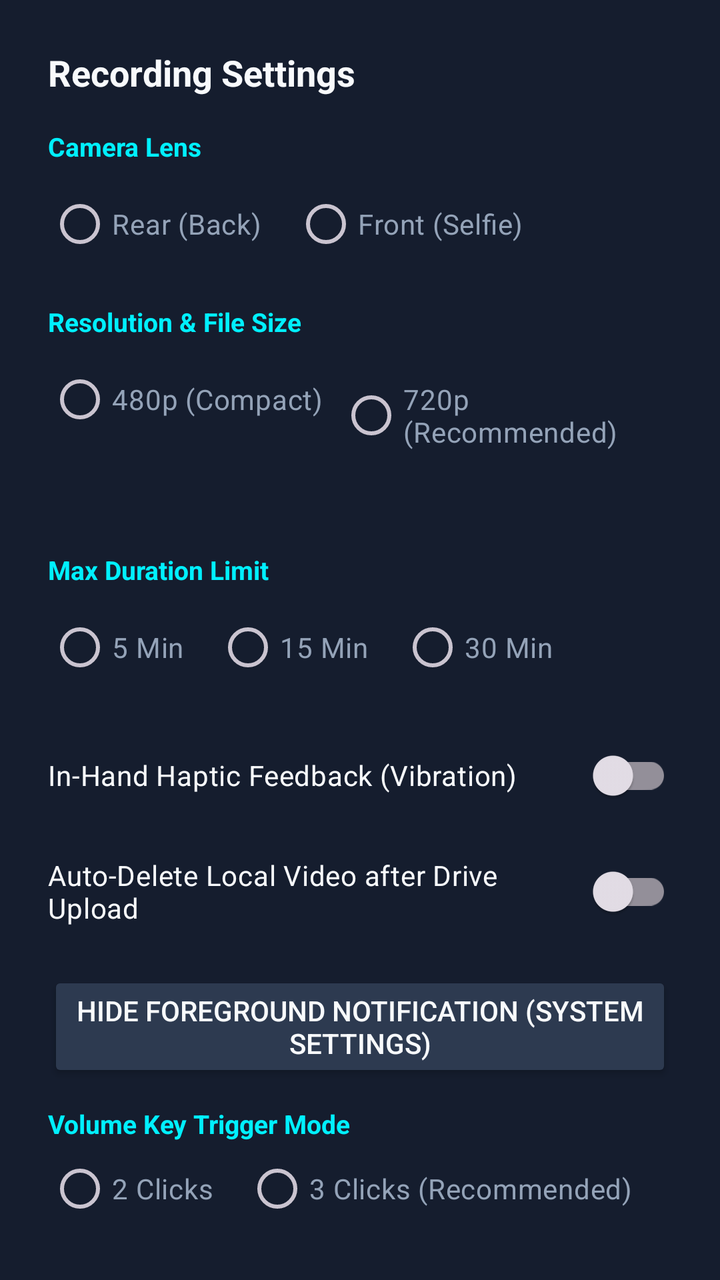
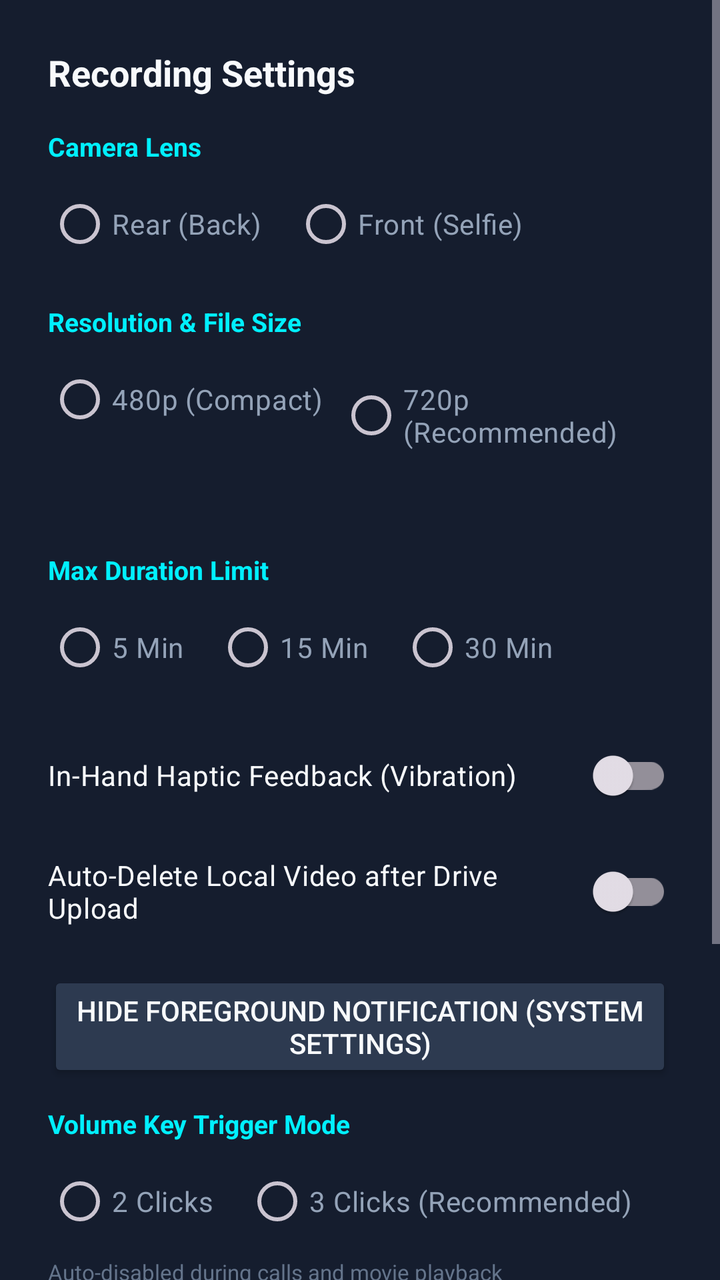

The first picture is an Android layout as it rendered before a commit; the second is the same layout after the commit. The layout source and the unified diff follow.
<!-- AndroidManifest.xml: application theme Theme.ThirdEye -->
<!-- res/layout/dialog_settings.xml -->
<?xml version="1.0" encoding="utf-8"?>
<LinearLayout xmlns:android="http://schemas.android.com/apk/res/android"
    android:layout_width="match_parent"
    android:layout_height="wrap_content"
    android:background="@color/surface_card"
    android:orientation="vertical"
    android:padding="24dp">

    <TextView
        android:layout_width="wrap_content"
        android:layout_height="wrap_content"
        android:text="Recording Settings"
        android:textColor="@color/text_primary"
        android:textSize="18sp"
        android:textStyle="bold"
        android:layout_marginBottom="16dp" />

    
    <TextView
        android:layout_width="wrap_content"
        android:layout_height="wrap_content"
        android:text="Camera Lens"
        android:textColor="@color/neon_cyan"
        android:textSize="13sp"
        android:textStyle="bold" />

    <RadioGroup
        android:id="@+id/rgCameraLens"
        android:layout_width="match_parent"
        android:layout_height="wrap_content"
        android:orientation="horizontal"
        android:layout_marginTop="6dp"
        android:layout_marginBottom="16dp">

        <RadioButton
            android:id="@+id/rbBackCamera"
            android:layout_width="wrap_content"
            android:layout_height="wrap_content"
            android:text="Rear (Back)"
            android:textColor="@color/text_secondary"
            android:layout_marginEnd="16dp" />

        <RadioButton
            android:id="@+id/rbFrontCamera"
            android:layout_width="wrap_content"
            android:layout_height="wrap_content"
            android:text="Front (Selfie)"
            android:textColor="@color/text_secondary" />
    </RadioGroup>

    
    <TextView
        android:layout_width="wrap_content"
        android:layout_height="wrap_content"
        android:text="Resolution &amp; File Size"
        android:textColor="@color/neon_cyan"
        android:textSize="13sp"
        android:textStyle="bold" />

    <RadioGroup
        android:id="@+id/rgQuality"
        android:layout_width="match_parent"
        android:layout_height="wrap_content"
        android:orientation="horizontal"
        android:layout_marginTop="6dp"
        android:layout_marginBottom="16dp">

        <RadioButton
            android:id="@+id/rb480p"
            android:layout_width="wrap_content"
            android:layout_height="wrap_content"
            android:text="480p (Compact)"
            android:textColor="@color/text_secondary"
            android:layout_marginEnd="8dp" />

        <RadioButton
            android:id="@+id/rb720p"
            android:layout_width="wrap_content"
            android:layout_height="wrap_content"
            android:text="720p (Recommended)"
            android:textColor="@color/text_secondary"
            android:layout_marginEnd="8dp" />

        <RadioButton
            android:id="@+id/rb1080p"
            android:layout_width="wrap_content"
            android:layout_height="wrap_content"
            android:text="1080p"
            android:textColor="@color/text_secondary" />
    </RadioGroup>

    
    <TextView
        android:layout_width="wrap_content"
        android:layout_height="wrap_content"
        android:text="Max Duration Limit"
        android:textColor="@color/neon_cyan"
        android:textSize="13sp"
        android:textStyle="bold" />

    <RadioGroup
        android:id="@+id/rgDuration"
        android:layout_width="match_parent"
        android:layout_height="wrap_content"
        android:orientation="horizontal"
        android:layout_marginTop="6dp"
        android:layout_marginBottom="16dp">

        <RadioButton
            android:id="@+id/rb5min"
            android:layout_width="wrap_content"
            android:layout_height="wrap_content"
            android:text="5 Min"
            android:textColor="@color/text_secondary"
            android:layout_marginEnd="16dp" />

        <RadioButton
            android:id="@+id/rb15min"
            android:layout_width="wrap_content"
            android:layout_height="wrap_content"
            android:text="15 Min"
            android:textColor="@color/text_secondary"
            android:layout_marginEnd="16dp" />

        <RadioButton
            android:id="@+id/rb30min"
            android:layout_width="wrap_content"
            android:layout_height="wrap_content"
            android:text="30 Min"
            android:textColor="@color/text_secondary" />
    </RadioGroup>

    
    <com.google.android.material.switchmaterial.SwitchMaterial
        android:id="@+id/switchHaptic"
        android:layout_width="match_parent"
        android:layout_height="wrap_content"
        android:text="In-Hand Haptic Feedback (Vibration)"
        android:textColor="@color/text_primary"
        android:layout_marginBottom="10dp" />

    
    <com.google.android.material.switchmaterial.SwitchMaterial
        android:id="@+id/switchAutoDelete"
        android:layout_width="match_parent"
        android:layout_height="wrap_content"
        android:text="Auto-Delete Local Video after Drive Upload"
        android:textColor="@color/text_primary"
        android:layout_marginBottom="16dp" />

    
    <Button
        android:id="@+id/btnHideNotifications"
        android:layout_width="match_parent"
        android:layout_height="wrap_content"
        android:backgroundTint="#2D3A50"
        android:text="Hide Foreground Notification (System Settings)"
        android:textColor="@color/text_primary"
        android:layout_marginBottom="12dp" />

    
    <TextView
        android:layout_width="wrap_content"
        android:layout_height="wrap_content"
        android:text="Volume Key Trigger Mode"
        android:textColor="@color/neon_cyan"
        android:textSize="13sp"
        android:textStyle="bold" />

    <RadioGroup
        android:id="@+id/rgVolumeClicks"
        android:layout_width="match_parent"
        android:layout_height="wrap_content"
        android:orientation="horizontal"
        android:layout_marginTop="6dp"
        android:layout_marginBottom="4dp">

        <RadioButton
            android:id="@+id/rb2Clicks"
            android:layout_width="wrap_content"
            android:layout_height="wrap_content"
            android:text="2 Clicks"
            android:textColor="@color/text_secondary"
            android:layout_marginEnd="16dp" />

        <RadioButton
            android:id="@+id/rb3Clicks"
            android:layout_width="wrap_content"
            android:layout_height="wrap_content"
            android:text="3 Clicks (Recommended)"
            android:textColor="@color/text_secondary" />
    </RadioGroup>

    <TextView
        android:layout_width="wrap_content"
        android:layout_height="wrap_content"
        android:text="Auto-disabled during calls and movie playback"
        android:textColor="@color/text_muted"
        android:textSize="11sp"
        android:layout_marginBottom="10dp" />

    
    <Button
        android:id="@+id/btnEnableShortcut"
        android:layout_width="match_parent"
        android:layout_height="wrap_content"
        android:backgroundTint="#2D3A50"
        android:text="Accessibility Settings (Volume Shortcut)"
        android:textColor="@color/text_primary"
        android:layout_marginBottom="12dp" />


    
    <TextView
        android:layout_width="wrap_content"
        android:layout_height="wrap_content"
        android:text="Admin Server URL"
        android:textColor="@color/neon_cyan"
        android:textSize="13sp"
        android:textStyle="bold" />

    <EditText
        android:id="@+id/etServerUrl"
        android:layout_width="match_parent"
        android:layout_height="wrap_content"
        android:background="#1B2232"
        android:textColor="@color/white"
        android:textColorHint="@color/text_muted"
        android:textSize="13sp"
        android:padding="10dp"
        android:inputType="textUri"
        android:hint="http://192.168.10.196:5000"
        android:layout_marginTop="4dp"
        android:layout_marginBottom="16dp" />

    <Button
        android:id="@+id/btnSaveSettings"
        android:layout_width="match_parent"
        android:layout_height="wrap_content"
        android:backgroundTint="@color/neon_cyan"
        android:text="Save &amp; Close"
        android:textColor="@color/black" />

</LinearLayout>
<!-- resources referenced by this layout -->
<resources>
  <color name="black">#FF000000</color>
  <color name="neon_cyan">#00F0FF</color>
  <color name="surface_card">#151D2E</color>
  <color name="text_muted">#64748B</color>
  <color name="text_primary">#F8FAFC</color>
  <color name="text_secondary">#94A3B8</color>
  <color name="white">#FFFFFFFF</color>
  <style name="Theme.ThirdEye" parent="Theme.Material3.Dark.NoActionBar">
          <item name="android:statusBarColor">@color/bg_dark</item>
          <item name="android:navigationBarColor">@color/bg_dark</item>
          <item name="android:windowBackground">@color/bg_dark</item>
          <item name="colorPrimary">@color/neon_cyan</item>
          <item name="colorSecondary">@color/neon_emerald</item>
      </style>
  <color name="bg_dark">#0B0F19</color>
  <color name="neon_emerald">#00E676</color>
</resources>

<!-- the commit's change to res/layout/dialog_settings.xml (unified diff, before → after) -->
@@ -1,10 +1,15 @@
 <?xml version="1.0" encoding="utf-8"?>
-<LinearLayout xmlns:android="http://schemas.android.com/apk/res/android"
+<ScrollView xmlns:android="http://schemas.android.com/apk/res/android"
     android:layout_width="match_parent"
     android:layout_height="wrap_content"
     android:background="@color/surface_card"
-    android:orientation="vertical"
-    android:padding="24dp">
+    android:fillViewport="true">
+
+    <LinearLayout
+        android:layout_width="match_parent"
+        android:layout_height="wrap_content"
+        android:orientation="vertical"
+        android:padding="24dp">
 
     <TextView
         android:layout_width="wrap_content"
@@ -241,4 +246,5 @@
         android:text="Save &amp; Close"
         android:textColor="@color/black" />
 
-</LinearLayout>
+    </LinearLayout>
+</ScrollView>
